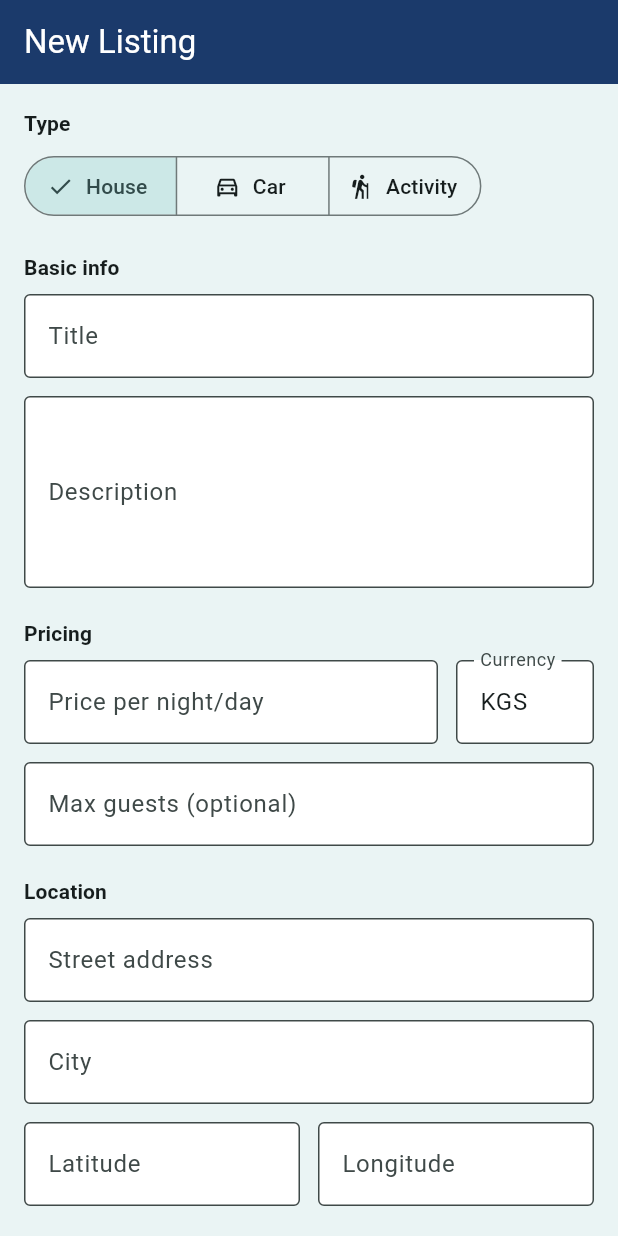
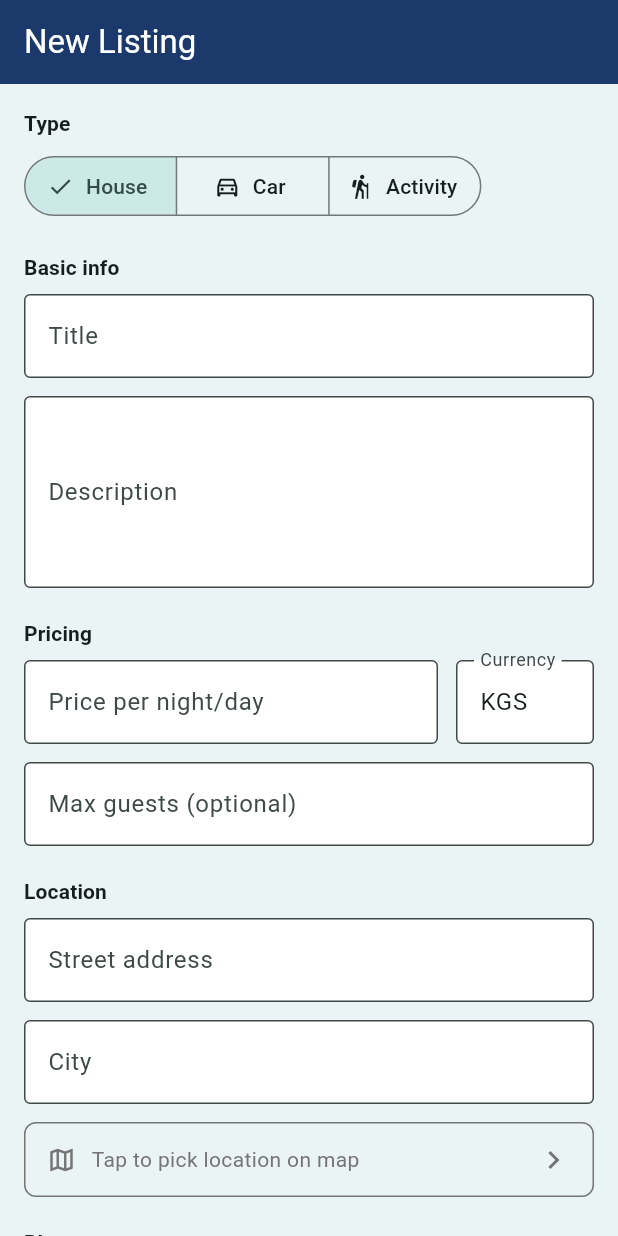
Before and after one commit to Asanovichoff/KyrgyzExplore, a Flutter app: the CreateEditListingScreen screen opened by its route, on a phone screen of 412 x 824 dp. Run offline on Flutter 3.47's test engine with Material 3 defaults, Android fonts, the phone set to English and light mode, and no system bars; our stand-ins replace cached_network_image, dio, flutter_riverpod, flutter_secure_storage, go_router, google_maps_flutter and 3 more; accounts and stored records are empty; network calls fail.

Commit message:
[frontend] add: map location picker for host listing form
Full-screen GoogleMap where host taps or drags a pin to set location.
Replaces the old lat/lon text fields. Defaults to Bishkek if no
location is pre-selected. web/index.html gets the Maps JS script tag
(replace YOUR_MAPS_API_KEY with a real key).

```diff
--- a/frontend/lib/features/host/screens/create_edit_listing_screen.dart
+++ b/frontend/lib/features/host/screens/create_edit_listing_screen.dart
@@ -1,11 +1,12 @@
 import 'package:flutter/material.dart';
 import 'package:flutter_riverpod/flutter_riverpod.dart';
-import 'package:geolocator/geolocator.dart';
+import 'package:google_maps_flutter/google_maps_flutter.dart';
 import 'package:image_picker/image_picker.dart';
 import '../../../core/theme/app_colors.dart';
 import '../../explore/models/listing_model.dart';
 import '../providers/host_provider.dart';
 import '../repositories/host_repository.dart';
+import 'location_picker_screen.dart';
 
 class CreateEditListingScreen extends ConsumerStatefulWidget {
   const CreateEditListingScreen({super.key, this.listing});
@@ -22,7 +23,6 @@ class _CreateEditListingScreenState
     extends ConsumerState<CreateEditListingScreen> {
   final _formKey = GlobalKey<FormState>();
 
-  // Text controllers
   late final TextEditingController _title;
   late final TextEditingController _description;
   late final TextEditingController _price;
@@ -30,19 +30,14 @@ class _CreateEditListingScreenState
   late final TextEditingController _maxGuests;
   late final TextEditingController _address;
   late final TextEditingController _city;
-  late final TextEditingController _lat;
-  late final TextEditingController _lon;
 
   String _type = 'HOUSE';
+  LatLng? _selectedLocation;
   bool _saving = false;
-  bool _locating = false;
   String? _error;
 
-  // Images from the backend (edit mode)
   List<ListingImageModel> _existingImages = [];
-  // Images picked locally, pending upload
   final List<XFile> _pendingImages = [];
-  // Upload progress per pending image index
   final Map<int, bool> _uploading = {};
 
   @override
@@ -61,18 +56,16 @@ class _CreateEditListingScreenState
             : '');
     _address = TextEditingController(text: l?.address ?? '');
     _city = TextEditingController(text: l?.city ?? '');
-    _lat = TextEditingController(
-        text: l?.latitude?.toStringAsFixed(6) ?? '');
-    _lon = TextEditingController(
-        text: l?.longitude?.toStringAsFixed(6) ?? '');
+    if (l?.latitude != null && l?.longitude != null) {
+      _selectedLocation = LatLng(l!.latitude!, l.longitude!);
+    }
     _existingImages = List.from(l?.images ?? []);
   }
 
   @override
   void dispose() {
     for (final c in [
-      _title, _description, _price, _currency,
-      _maxGuests, _address, _city, _lat, _lon,
+      _title, _description, _price, _currency, _maxGuests, _address, _city,
     ]) {
       c.dispose();
     }
@@ -81,34 +74,13 @@ class _CreateEditListingScreenState
 
   bool get _isEdit => widget.listing != null;
 
-  Future<void> _useMyLocation() async {
-    setState(() => _locating = true);
-    try {
-      LocationPermission permission = await Geolocator.checkPermission();
-      if (permission == LocationPermission.denied) {
-        permission = await Geolocator.requestPermission();
-      }
-      if (permission == LocationPermission.deniedForever ||
-          permission == LocationPermission.denied) {
-        if (mounted) {
-          ScaffoldMessenger.of(context).showSnackBar(
-            const SnackBar(content: Text('Location permission denied')),
-          );
-        }
-        return;
-      }
-      final pos = await Geolocator.getCurrentPosition();
-      _lat.text = pos.latitude.toStringAsFixed(6);
-      _lon.text = pos.longitude.toStringAsFixed(6);
-    } catch (e) {
-      if (mounted) {
-        ScaffoldMessenger.of(context).showSnackBar(
-          SnackBar(content: Text('Could not get location: $e')),
-        );
-      }
-    } finally {
-      if (mounted) setState(() => _locating = false);
-    }
+  Future<void> _pickLocation() async {
+    final result = await Navigator.of(context).push<LatLng>(
+      MaterialPageRoute(
+        builder: (_) => LocationPickerScreen(initial: _selectedLocation),
+      ),
+    );
+    if (result != null) setState(() => _selectedLocation = result);
   }
 
   Future<void> _pickImage() async {
@@ -146,14 +118,18 @@ class _CreateEditListingScreenState
       setState(() => _existingImages.remove(img));
     } catch (e) {
       if (mounted) {
-        ScaffoldMessenger.of(context)
-            .showSnackBar(SnackBar(content: Text('Could not delete image: $e')));
+        ScaffoldMessenger.of(context).showSnackBar(
+            SnackBar(content: Text('Could not delete image: $e')));
       }
     }
   }
 
   Future<void> _save() async {
     if (!_formKey.currentState!.validate()) return;
+    if (_selectedLocation == null) {
+      setState(() => _error = 'Please pick a location on the map.');
+      return;
+    }
 
     setState(() {
       _saving = true;
@@ -166,8 +142,8 @@ class _CreateEditListingScreenState
         title: _title.text.trim(),
         description: _description.text.trim(),
         pricePerUnit: double.parse(_price.text.trim()),
-        latitude: double.parse(_lat.text.trim()),
-        longitude: double.parse(_lon.text.trim()),
+        latitude: _selectedLocation!.latitude,
+        longitude: _selectedLocation!.longitude,
         address: _address.text.trim(),
         city: _city.text.trim(),
         currency: _currency.text.trim().isEmpty ? 'KGS' : _currency.text.trim(),
@@ -196,8 +172,7 @@ class _CreateEditListingScreenState
       Navigator.of(context).pop();
       ScaffoldMessenger.of(context).showSnackBar(
         SnackBar(
-          content:
-              Text(_isEdit ? 'Listing updated!' : 'Listing created!'),
+          content: Text(_isEdit ? 'Listing updated!' : 'Listing created!'),
         ),
       );
     } catch (e) {
@@ -220,14 +195,23 @@ class _CreateEditListingScreenState
           child: Column(
             crossAxisAlignment: CrossAxisAlignment.start,
             children: [
-              // ── Type selector ──────────────────────────────────────
+              // ── Type ──────────────────────────────────────────────
               const _SectionLabel('Type'),
               const SizedBox(height: 8),
               SegmentedButton<String>(
                 segments: const [
-                  ButtonSegment(value: 'HOUSE', label: Text('House'), icon: Icon(Icons.house_outlined)),
-                  ButtonSegment(value: 'CAR', label: Text('Car'), icon: Icon(Icons.directions_car_outlined)),
-                  ButtonSegment(value: 'ACTIVITY', label: Text('Activity'), icon: Icon(Icons.hiking_outlined)),
+                  ButtonSegment(
+                      value: 'HOUSE',
+                      label: Text('House'),
+                      icon: Icon(Icons.house_outlined)),
+                  ButtonSegment(
+                      value: 'CAR',
+                      label: Text('Car'),
+                      icon: Icon(Icons.directions_car_outlined)),
+                  ButtonSegment(
+                      value: 'ACTIVITY',
+                      label: Text('Activity'),
+                      icon: Icon(Icons.hiking_outlined)),
                 ],
                 selected: {_type},
                 onSelectionChanged: (s) => setState(() => _type = s.first),
@@ -235,14 +219,10 @@ class _CreateEditListingScreenState
 
               const SizedBox(height: 20),
 
-              // ── Basic info ─────────────────────────────────────────
+              // ── Basic info ────────────────────────────────────────
               const _SectionLabel('Basic info'),
               const SizedBox(height: 8),
-              _Field(
-                controller: _title,
-                label: 'Title',
-                validator: _required,
-              ),
+              _Field(controller: _title, label: 'Title', validator: _required),
               const SizedBox(height: 12),
               _Field(
                 controller: _description,
@@ -253,7 +233,7 @@ class _CreateEditListingScreenState
 
               const SizedBox(height: 20),
 
-              // ── Pricing ────────────────────────────────────────────
+              // ── Pricing ───────────────────────────────────────────
               const _SectionLabel('Pricing'),
               const SizedBox(height: 8),
               Row(
@@ -269,10 +249,7 @@ class _CreateEditListingScreenState
                   ),
                   const SizedBox(width: 12),
                   Expanded(
-                    child: _Field(
-                      controller: _currency,
-                      label: 'Currency',
-                    ),
+                    child: _Field(controller: _currency, label: 'Currency'),
                   ),
                 ],
               ),
@@ -285,7 +262,7 @@ class _CreateEditListingScreenState
 
               const SizedBox(height: 20),
 
-              // ── Location ───────────────────────────────────────────
+              // ── Location ──────────────────────────────────────────
               const _SectionLabel('Location'),
               const SizedBox(height: 8),
               _Field(
@@ -300,45 +277,54 @@ class _CreateEditListingScreenState
                 validator: _required,
               ),
               const SizedBox(height: 12),
-              Row(
-                children: [
-                  Expanded(
-                    child: _Field(
-                      controller: _lat,
-                      label: 'Latitude',
-                      keyboardType: const TextInputType.numberWithOptions(
-                          decimal: true, signed: true),
-                      validator: _requiredNumber,
+
+              // Map picker tile
+              InkWell(
+                onTap: _pickLocation,
+                borderRadius: BorderRadius.circular(8),
+                child: Container(
+                  padding: const EdgeInsets.symmetric(
+                      horizontal: 14, vertical: 12),
+                  decoration: BoxDecoration(
+                    border: Border.all(
+                      color: _selectedLocation != null ? kTeal : kGrey,
                     ),
+                    borderRadius: BorderRadius.circular(8),
                   ),
-                  const SizedBox(width: 12),
-                  Expanded(
-                    child: _Field(
-                      controller: _lon,
-                      label: 'Longitude',
-                      keyboardType: const TextInputType.numberWithOptions(
-                          decimal: true, signed: true),
-                      validator: _requiredNumber,
-                    ),
+                  child: Row(
+                    children: [
+                      Icon(
+                        Icons.map_outlined,
+                        color: _selectedLocation != null ? kTeal : kGrey,
+                        size: 20,
+                      ),
+                      const SizedBox(width: 10),
+                      Expanded(
+                        child: _selectedLocation == null
+                            ? const Text(
+                                'Tap to pick location on map',
+                                style: TextStyle(color: kGrey),
+                              )
+                            : Text(
+                                '${_selectedLocation!.latitude.toStringAsFixed(5)}, '
+                                '${_selectedLocation!.longitude.toStringAsFixed(5)}',
+                                style: const TextStyle(
+                                    color: kDark,
+                                    fontWeight: FontWeight.w500),
+                              ),
+                      ),
+                      Icon(
+                        Icons.chevron_right,
+                        color: _selectedLocation != null ? kTeal : kGrey,
+                      ),
+                    ],
                   ),
-                ],
-              ),
-              const SizedBox(height: 8),
-              TextButton.icon(
-                onPressed: _locating ? null : _useMyLocation,
-                icon: _locating
-                    ? const SizedBox(
-                        width: 16,
-                        height: 16,
-                        child: CircularProgressIndicator(strokeWidth: 2),
-                      )
-                    : const Icon(Icons.my_location, size: 18),
-                label: const Text('Use my location'),
+                ),
               ),
 
               const SizedBox(height: 20),
 
-              // ── Photos ─────────────────────────────────────────────
+              // ── Photos ────────────────────────────────────────────
               const _SectionLabel('Photos'),
               const SizedBox(height: 8),
               _PhotoStrip(
@@ -353,7 +339,7 @@ class _CreateEditListingScreenState
 
               const SizedBox(height: 24),
 
-              // ── Error ──────────────────────────────────────────────
+              // ── Error ─────────────────────────────────────────────
               if (_error != null) ...[
                 Container(
                   padding: const EdgeInsets.all(12),
@@ -371,7 +357,7 @@ class _CreateEditListingScreenState
                 const SizedBox(height: 16),
               ],
 
-              // ── Save button ────────────────────────────────────────
+              // ── Save ──────────────────────────────────────────────
               SizedBox(
                 width: double.infinity,
                 child: ElevatedButton(
@@ -404,7 +390,7 @@ class _CreateEditListingScreenState
   }
 }
 
-// ── Small helper widgets ──────────────────────────────────────────────────────
+// ── Helpers ───────────────────────────────────────────────────────────────────
 
 class _SectionLabel extends StatelessWidget {
   const _SectionLabel(this.text);
@@ -472,14 +458,12 @@ class _PhotoStrip extends StatelessWidget {
       child: ListView(
         scrollDirection: Axis.horizontal,
         children: [
-          // Existing images from backend
           ...existingImages.map(
             (img) => _ImageTile(
+              onDelete: () => onDeleteExisting(img),
               child: Image.network(img.url, fit: BoxFit.cover),
-              onDelete: () => onDeleteExisting(img),
             ),
           ),
-          // Locally picked images
           ...List.generate(pendingImages.length, (i) {
             return _ImageTile(
               loading: uploading[i] == true,
@@ -496,7 +480,6 @@ class _PhotoStrip extends StatelessWidget {
               ),
             );
           }),
-          // Add button
           GestureDetector(
             onTap: onAdd,
             child: Container(
```
Also changed, not shown: frontend/lib/features/host/screens/location_picker_screen.dart (added, +124 -0 lines), 1 other file.
